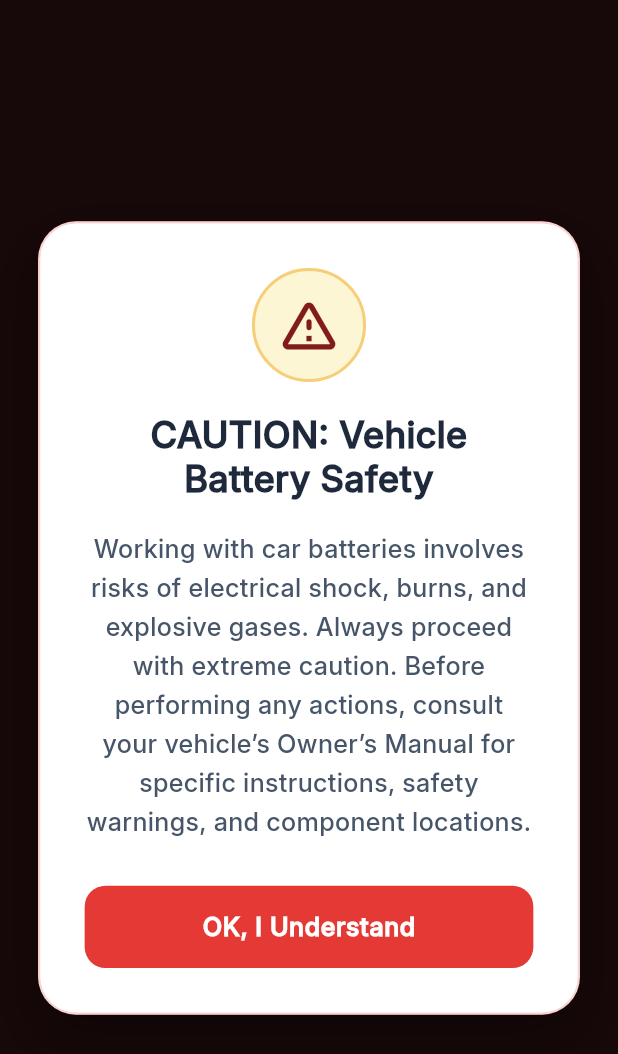
After one commit to ZonerLost/volta-car_battery_locator, a Flutter app: the BatterySafetyScreen screen opened by its route, on a phone screen of 412 x 824 dp. The commit adds this screen. Shown: the top 1054 px of the screen. Run offline on Flutter 3.47's test engine with Material 3 defaults, Android fonts, the phone set to English and light mode, and no system bars; our stand-ins replace bounce, cached_network_image, cloud_firestore, dropdown_button2, firebase_auth, firebase_core and 10 more; missing offline and left inert: firebase_app_check, svg_flutter; accounts and stored records are empty.

Commit message:
Updated latest changes

```diff
--- a/lib/config/routes/routes.dart
+++ b/lib/config/routes/routes.dart
@@ -9,6 +9,7 @@ import '../../views/screens/bottom_nav/BottomBarNav.dart';
 import '../../views/screens/home/home.dart';
 import '../../views/screens/home/locate_battery.dart';
 import '../../views/screens/launch/splash/splash.dart';
+import '../../views/screens/launch/safety/battery_safety.dart';
 import '../../views/screens/notifications/notifications.dart';
 import '../../views/screens/profile/edit_profile.dart';
 import '../../views/screens/profile/help_center.dart';
@@ -20,10 +21,10 @@ import '../../views/screens/report_module/report_issue.dart';
 import '../../views/screens/report_module/wrong_location.dart';
 import '../../views/screens/search_module/recent_searches.dart';
 
-
 class AppRoutes {
   // Route Names
   static const String splash = '/';
+  static const String batterySafety = '/battery-safety';
   static const String login = '/login';
   static const String signup = '/signup';
   static const String otp = '/otp';
@@ -55,6 +56,8 @@ class AppRoutes {
       // LAUNCH
       case splash:
         return MaterialPageRoute(builder: (_) => const SplashScreen());
+      case batterySafety:
+        return MaterialPageRoute(builder: (_) => const BatterySafetyScreen());
 
       // AUTH
       case login:
@@ -76,7 +79,9 @@ class AppRoutes {
       case home:
         return MaterialPageRoute(builder: (_) => const HomeScreen());
       case locateBattery:
-        return MaterialPageRoute(builder: (_) => const LocateBatteryScreen(carId: '',));
+        return MaterialPageRoute(
+          builder: (_) => const LocateBatteryScreen(carId: ''),
+        );
 
       // NOTIFICATIONS
       case notifications:
@@ -108,9 +113,9 @@ class AppRoutes {
 
       default:
         return MaterialPageRoute(
-          builder: (_) => const Scaffold(
-            body: Center(child: Text('Route not found')),
-          ),
+          builder:
+              (_) =>
+                  const Scaffold(body: Center(child: Text('Route not found'))),
         );
     }
   }
--- a/lib/views/screens/auth/login.dart
+++ b/lib/views/screens/auth/login.dart
@@ -3,7 +3,7 @@
 import 'package:fire_fighter/controller/login_controller.dart';
 import 'package:fire_fighter/views/screens/auth/auth_widgets.dart';
 import 'package:fire_fighter/views/screens/auth/forgot_password.dart';
-import 'package:fire_fighter/views/screens/bottom_nav/BottomBarNav.dart';
+import 'package:fire_fighter/views/screens/launch/safety/battery_safety.dart';
 import 'package:bounce/bounce.dart';
 import 'package:flutter/material.dart';
 import 'package:get/get.dart';
@@ -157,7 +157,7 @@ class _LoginScreenState extends State<LoginScreen> {
                               : () async {
                                 final ok = await c.login();
                                 if (ok) {
-                                  Get.offAll(() => BottomNavBar());
+                                  Get.offAll(() => const BatterySafetyScreen());
                                 }
                               },
                       radius: 12,
@@ -179,7 +179,7 @@ class _LoginScreenState extends State<LoginScreen> {
                         onTap: () async {
                           if (c.isLoading.value) return;
                           if (await c.googleLogin()) {
-                            Get.offAll(() => BottomNavBar());
+                            Get.offAll(() => const BatterySafetyScreen());
                           }
                         },
                       ),
@@ -189,7 +189,7 @@ class _LoginScreenState extends State<LoginScreen> {
                         onTap: () async {
                           if (c.isLoading.value) return;
                           if (await c.appleLogin()) {
-                            Get.offAll(() => BottomNavBar());
+                            Get.offAll(() => const BatterySafetyScreen());
                           }
                         },
                       ),
--- /dev/null
+++ b/lib/views/screens/launch/safety/battery_safety.dart
@@ -0,0 +1,139 @@
+import 'package:firebase_auth/firebase_auth.dart';
+import 'package:fire_fighter/constants/app_colors.dart';
+import 'package:fire_fighter/constants/extensions.dart';
+import 'package:fire_fighter/views/screens/auth/login.dart';
+import 'package:fire_fighter/views/screens/bottom_nav/BottomBarNav.dart';
+import 'package:flutter/material.dart';
+import 'package:get/get.dart';
+
+class BatterySafetyScreen extends StatelessWidget {
+  const BatterySafetyScreen({super.key, this.onAccepted});
+
+  final VoidCallback? onAccepted;
+
+  void _continueToApp() {
+    if (onAccepted != null) {
+      onAccepted!();
+      return;
+    }
+
+    final user = FirebaseAuth.instance.currentUser;
+    Get.offAll(() => user == null ? const LoginScreen() : const BottomNavBar());
+  }
+
+  @override
+  Widget build(BuildContext context) {
+    final compact = context.screenHeight < 700;
+
+    return PopScope(
+      canPop: false,
+      child: Scaffold(
+        backgroundColor: const Color(0xFF170809),
+        body: SafeArea(
+          child: Center(
+            child: SingleChildScrollView(
+              padding: EdgeInsets.all(context.rs(24, min: 18, max: 32)),
+              child: Container(
+                width: double.infinity,
+                constraints: const BoxConstraints(maxWidth: 560),
+                padding: EdgeInsets.all(
+                  context.rs(compact ? 22 : 28, min: 20, max: 32),
+                ),
+                decoration: BoxDecoration(
+                  color: kWhite,
+                  borderRadius: BorderRadius.circular(
+                    context.rs(24, min: 20, max: 28),
+                  ),
+                  border: Border.all(
+                    color: kPrimaryColor.withOpacity(0.22),
+                    width: 1.5,
+                  ),
+                  boxShadow: [
+                    BoxShadow(
+                      color: Colors.black.withOpacity(0.34),
+                      blurRadius: 32,
+                      offset: const Offset(0, 16),
+                    ),
+                  ],
+                ),
+                child: Column(
+                  mainAxisSize: MainAxisSize.min,
+                  children: [
+                    Container(
+                      height: context.rs(72, min: 64, max: 82),
+                      width: context.rs(72, min: 64, max: 82),
+                      decoration: BoxDecoration(
+                        color: kContainerYellowColor2,
+                        shape: BoxShape.circle,
+                        border: Border.all(
+                          color: kYellowColor.withOpacity(0.7),
+                          width: 2,
+                        ),
+                      ),
+                      child: Icon(
+                        Icons.warning_amber_rounded,
+                        color: kPrimaryColor2,
+                        size: context.rs(42, min: 38, max: 48),
+                      ),
+                    ),
+                    SizedBox(height: context.rs(compact ? 16 : 20, min: 14)),
+                    Text(
+                      'CAUTION: Vehicle Battery Safety',
+                      textAlign: TextAlign.center,
+                      style: TextStyle(
+                        color: kFontText,
+                        fontFamily: 'Inter',
+                        fontSize: context.rs(23, min: 21, max: 28),
+                        fontWeight: FontWeight.w900,
+                        height: 1.2,
+                      ),
+                    ),
+                    SizedBox(height: context.rs(compact ? 14 : 18, min: 12)),
+                    Text(
+                      'Working with car batteries involves risks of electrical '
+                      'shock, burns, and explosive gases. Always proceed with '
+                      'extreme caution. Before performing any actions, consult '
+                      'your vehicle\u2019s Owner\u2019s Manual for specific instructions, '
+                      'safety warnings, and component locations.',
+                      textAlign: TextAlign.center,
+                      style: TextStyle(
+                        color: kFontText7,
+                        fontFamily: 'Inter',
+                        fontSize: context.rs(16, min: 15, max: 18),
+                        fontWeight: FontWeight.w500,
+                        height: 1.55,
+                      ),
+                    ),
+                    SizedBox(height: context.rs(compact ? 22 : 28, min: 20)),
+                    SizedBox(
+                      width: double.infinity,
+                      height: context.rs(52, min: 48, max: 56),
+                      child: FilledButton(
+                        key: const Key('battery-safety-ok-button'),
+                        onPressed: _continueToApp,
+                        style: FilledButton.styleFrom(
+                          backgroundColor: kPrimaryColor,
+                          foregroundColor: kWhite,
+                          shape: RoundedRectangleBorder(
+                            borderRadius: BorderRadius.circular(14),
+                          ),
+                          textStyle: TextStyle(
+                            fontFamily: 'Inter',
+                            fontSize: context.rs(16, min: 15, max: 18),
+                            fontWeight: FontWeight.w800,
+                            letterSpacing: 0.4,
+                          ),
+                        ),
+                        child: const Text('OK, I Understand'),
+                      ),
+                    ),
+                  ],
+                ),
+              ),
+            ),
+          ),
+        ),
+      ),
+    );
+  }
+}
--- a/lib/views/screens/launch/splash/splash.dart
+++ b/lib/views/screens/launch/splash/splash.dart
@@ -1,9 +1,9 @@
-import 'package:flutter/material.dart';
 import 'package:firebase_auth/firebase_auth.dart';
-import 'package:get/get.dart';
 import 'package:fire_fighter/constants/extensions.dart';
 import 'package:fire_fighter/views/screens/auth/login.dart';
 import 'package:fire_fighter/views/screens/bottom_nav/BottomBarNav.dart';
+import 'package:flutter/material.dart';
+import 'package:get/get.dart';
 import 'package:fire_fighter/views/widget/common_image_view_widget.dart';
 import '../../../../generated/assets.dart';
 
@@ -20,6 +20,7 @@ class _SplashScreenState extends State<SplashScreen> {
     super.initState();
 
     Future.delayed(const Duration(seconds: 4), () {
+      if (!mounted) return;
       final user = FirebaseAuth.instance.currentUser;
       Get.off(() => user == null ? const LoginScreen() : const BottomNavBar());
     });
```
Also changed, not shown: 1 other file. Lines whose indentation alone changed are shown as unchanged.
